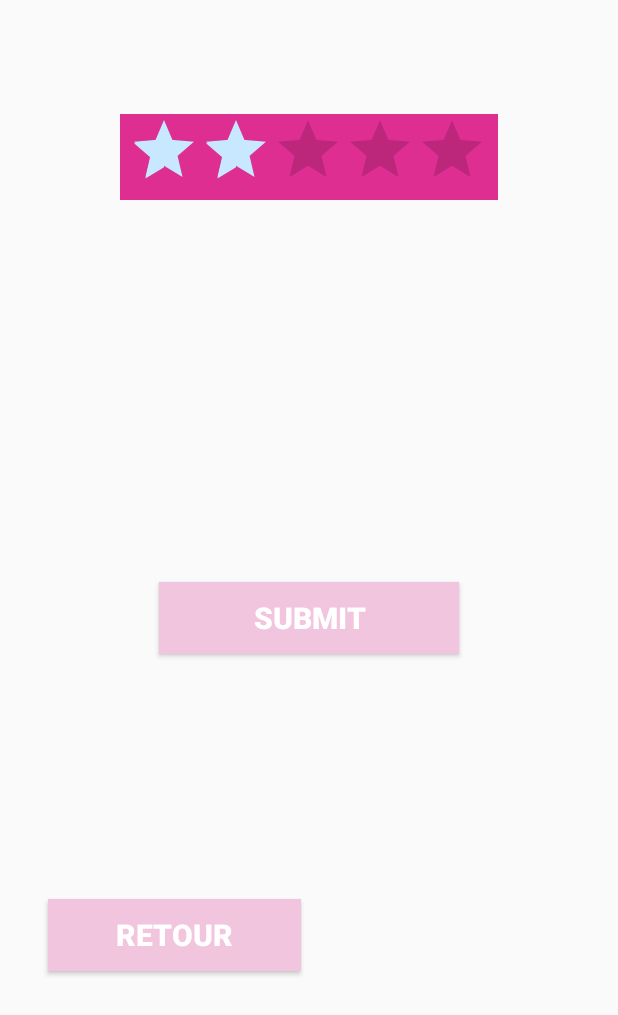
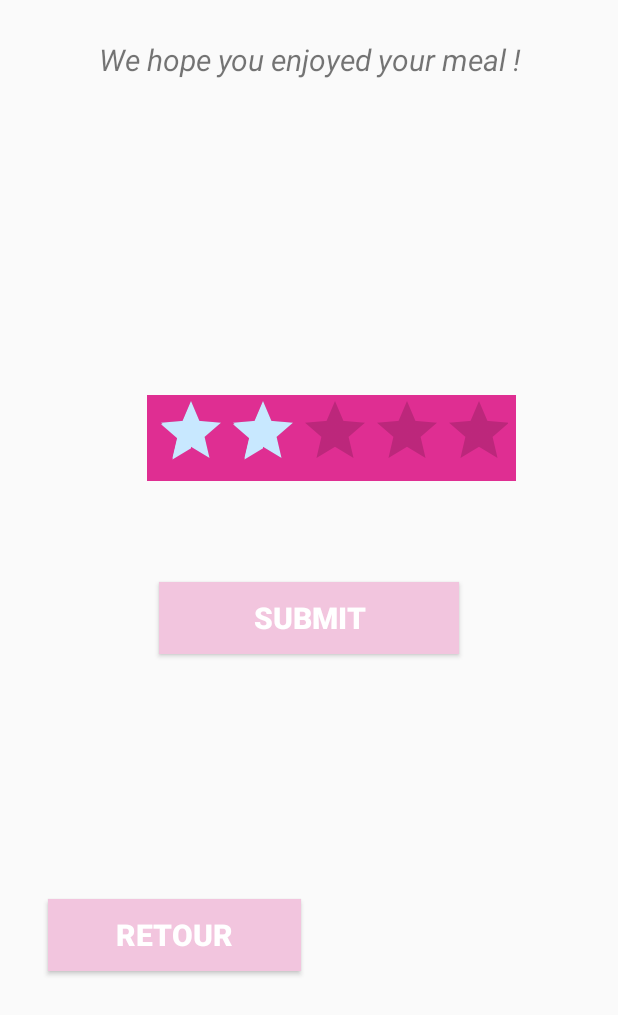
Before and after one commit to Sunkian/ItMe_Project, an Android app: the RatingActivity screen opened directly, with no data from a screen before it, on a phone screen of 412 x 824 dp. Shown: the top 1015 px of the screen. Run offline under Robolectric (Android 15) with nearby library versions, the phone set to English and light mode, and no system bars.

Commit message:
Edition of Ratings

```diff
--- a/app/src/main/res/layout/activity_rating.xml
+++ b/app/src/main/res/layout/activity_rating.xml
@@ -8,13 +8,32 @@
     android:paddingTop="@dimen/activity_vertical_margin"
     tools:context=".Main.RatingActivity">
 
+    <TextView
+        android:id="@+id/textView2"
+        android:layout_width="match_parent"
+        android:layout_height="wrap_content"
+        android:layout_marginTop="10dp"
+        android:gravity="center_horizontal"
+        android:text="We hope you enjoyed your meal !"
+        android:textSize="20sp"
+        android:textStyle="italic" />
+
 
     <RatingBar
         android:id="@+id/simpleRatingBar"
-        android:layout_width="252dp"
+        android:layout_width="261dp"
         android:layout_height="wrap_content"
-        android:layout_centerHorizontal="true"
-        android:layout_marginTop="60dp"
+        android:layout_alignParentStart="true"
+        android:layout_alignParentLeft="true"
+        android:layout_alignParentEnd="true"
+        android:layout_alignParentRight="true"
+        android:layout_alignParentBottom="true"
+        android:layout_marginStart="82dp"
+        android:layout_marginLeft="82dp"
+        android:layout_marginTop="16dp"
+        android:layout_marginEnd="52dp"
+        android:layout_marginRight="52dp"
+        android:layout_marginBottom="487dp"
         android:background="#DF2E92"
         android:paddingLeft="5dp"
         android:paddingRight="5dp"
@@ -53,4 +72,6 @@
         android:textColor="#fff"
         android:textSize="20sp"
         android:textStyle="bold" />
+
+
 </RelativeLayout>
```
